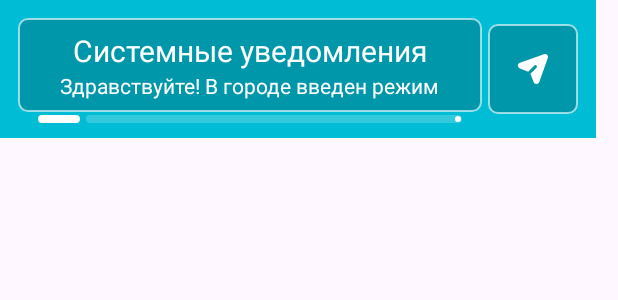
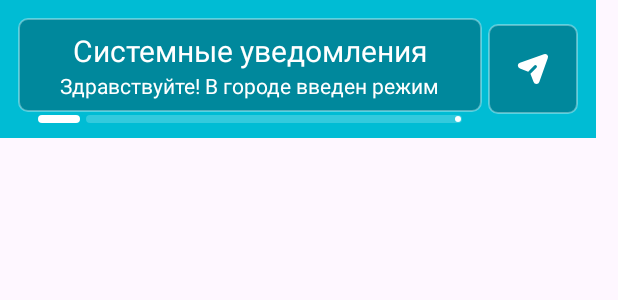
Before and after one commit to gagikabovyan98/Launcher, an Android app: the layout popup_layout.xml on its own in the app's theme, with its tools: preview values and no code run, on a phone screen of 412 x 824 dp. Shown: the top 300 px of the screen. Run offline under Robolectric (Android 15) with nearby library versions, the phone set to English and light mode, and no system bars.

```diff
--- a/app/src/main/java/com/bignerdranch/android/launcherapp/systemNotifications/SystemNotificationPopup.kt
+++ b/app/src/main/java/com/bignerdranch/android/launcherapp/systemNotifications/SystemNotificationPopup.kt
@@ -69,12 +69,17 @@ private class SystemNotificationPopup(
         binding.typeImv.setImageResource(type.iconRes)
     }
 
+    private val animationDuration = 1000
+
     private fun startLoading() {
         countDownTimer =
-            object : CountDownTimer(timer, SystemNotificationBuilder.COUNTDOWN_TIMER_INTERVAL) {
+            object : CountDownTimer(timer + animationDuration, SystemNotificationBuilder.COUNTDOWN_TIMER_INTERVAL) {
                 override fun onTick(millisUntilFinished: Long) {
-                    val progress = 110 - (millisUntilFinished.toFloat() / timer * 100).toInt()
-                    binding.progressBar.setProgress(progress, true)
+                    if (millisUntilFinished > animationDuration / 2 && millisUntilFinished < timer - animationDuration / 3) {
+                        val progress = ((millisUntilFinished.toFloat() - animationDuration / 2) / timer * 100).toInt()
+                        binding.progressBar.setProgress(progress, true)
+                    }
+
                 }
 
                 override fun onFinish() {
@@ -89,7 +94,7 @@ private class SystemNotificationPopup(
             binding.actionBtn.isVisible = false
         } else {
             binding.actionBtn.isVisible = true
-            binding.actionBtn.setOnBounceClickListener {
+            binding.actionBtn.setOnClickListener {
                 object : CountDownTimer(10, 10) {
                     override fun onTick(millisUntilFinished: Long) {}
 
--- a/app/src/main/res/anim/slide_down.xml
+++ b/app/src/main/res/anim/slide_down.xml
@@ -3,5 +3,5 @@
     <translate
         android:duration="500"
         android:fromYDelta="0%"
-        android:toYDelta="100%" />
+        android:toYDelta="110%" />
 </set>
--- a/app/src/main/res/drawable/half_transparent_and_stroke_background.xml
+++ b/app/src/main/res/drawable/half_transparent_and_stroke_background.xml
@@ -2,11 +2,11 @@
 <layer-list xmlns:android="http://schemas.android.com/apk/res/android">
     <item android:bottom="2dp" android:left="2dp" android:right="2dp" android:top="2dp">
         <shape android:shape="rectangle">
-            <solid android:color="#32000000" />
+            <solid android:color="#4700020B" />
             <corners android:radius="6dp" />
             <stroke
                 android:width="1dp"
-                android:color="#9AFFFFFF" />
+                android:color="#59FFFFFF" />
         </shape>
     </item>
 
--- a/app/src/main/res/layout/popup_system_notification.xml
+++ b/app/src/main/res/layout/popup_system_notification.xml
@@ -99,11 +99,12 @@
         android:id="@+id/progress_bar"
         android:layout_width="0dp"
         android:layout_height="wrap_content"
+        android:progress="100"
         app:indicatorColor="@color/system_not_success"
         app:layout_constraintBottom_toBottomOf="parent"
         app:layout_constraintEnd_toEndOf="@+id/textContainer"
         app:layout_constraintStart_toStartOf="@+id/textContainer"
-        app:trackColor="#33FFFFFF"
+        app:trackColor="#80FFFFFF"
         app:trackCornerRadius="10dp"
         app:trackThickness="5dp"
         tools:progress="10" />
```
Also changed, not shown: app/src/main/java/com/bignerdranch/android/launcherapp/customView/BounceImage.kt (+42 -27 lines).
